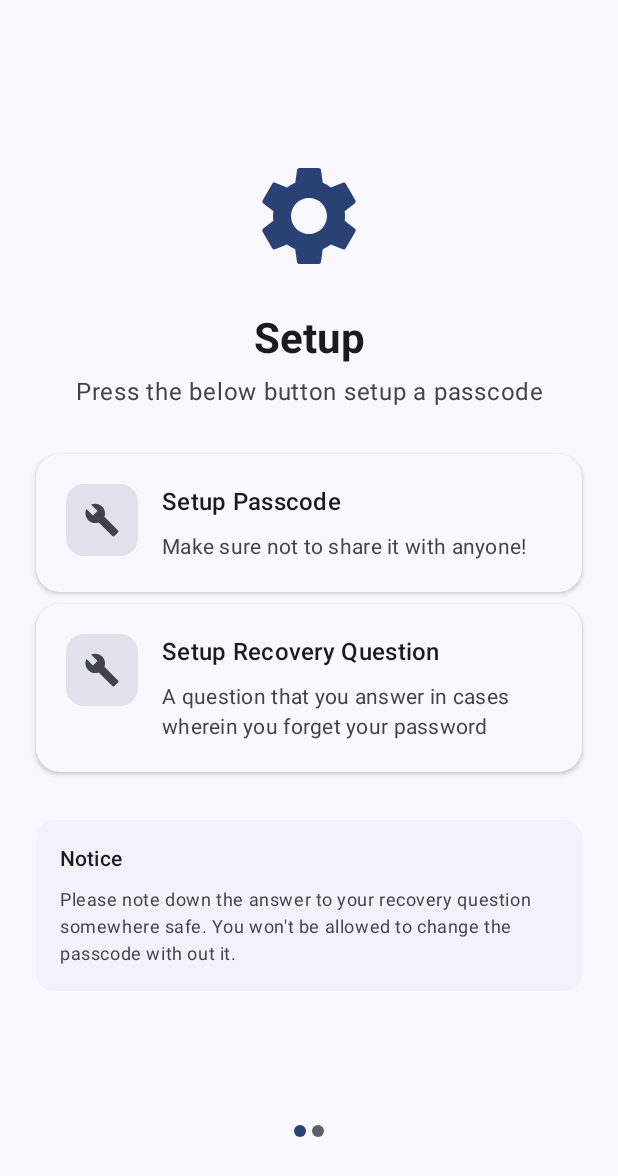
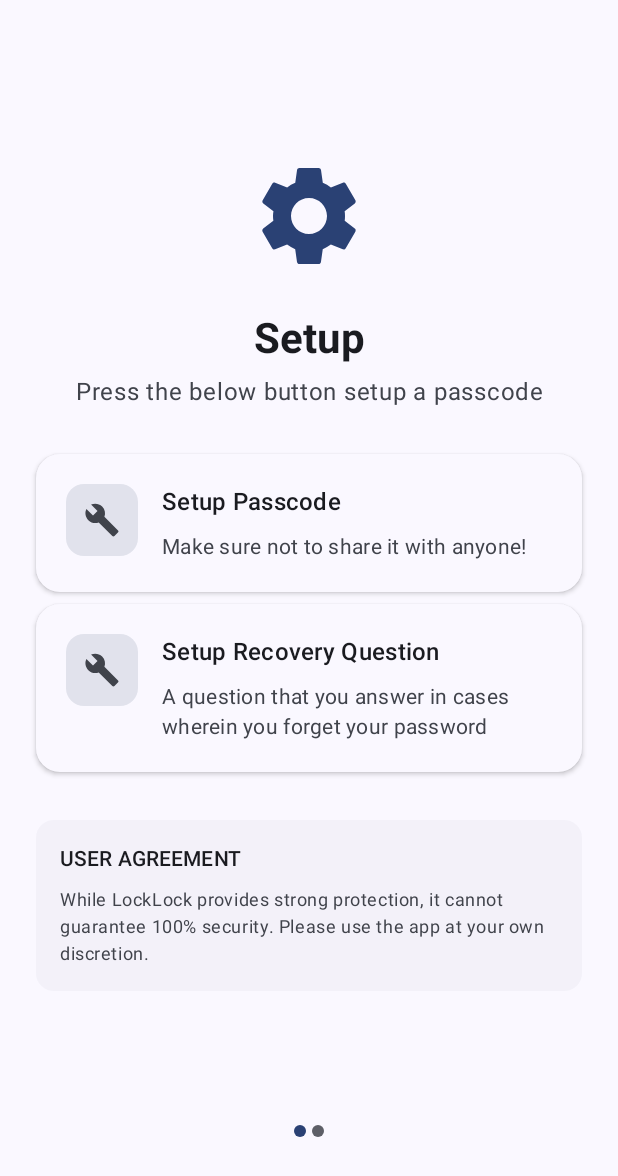
Before and after one commit to nethical6/LockLock, an Android app built with Jetpack Compose: the screen it shows after launch (MainActivity), on a phone screen of 412 x 824 dp. Shown: the top 1176 px of the screen. Run offline under Robolectric (Android 15) with nearby library versions, the phone set to English and light mode, and no system bars.

Commit message:
init project meta

```diff
--- a/app/src/main/java/nethical/locklock/screens/onboard/PermissionScreen.kt
+++ b/app/src/main/java/nethical/locklock/screens/onboard/PermissionScreen.kt
@@ -118,7 +118,7 @@ fun PermissionRequestScreen(
         PermissionCard(
             icon = Icons.Default.Build,
             title = "Accessibility Service",
-            description = "Allows the app to interact with other apps and system UI to provide enhanced automation and assistance features. This helps us deliver seamless user interactions and improve app functionality.",
+            description = "If you see ‘Restricted settings,’ please uninstall this app and reinstall it directly through the F-Droid app, instead of using an APK from any other source (including the F-Droid website).",
             isGranted = accessibilityGranted,
             onClick = {
                 openAccessibilityServiceScreen(context, AppLockerService::class.java)
@@ -131,7 +131,7 @@ fun PermissionRequestScreen(
         PermissionCard(
             icon = Icons.Default.Person,
             title = "Device Administrator",
-            description = "Enables advanced device management capabilities including screen lock, device wipe for security, and policy enforcement. This ensures your device remains secure and compliant with organizational requirements.",
+            description = "Required for anti-uninstall protection. Rest assured, granting this permission will not enable the feature automatically — it remains disabled until you manually activate it in the settings.",
             isGranted = deviceAdminGranted,
             onClick = {
                 openDeviceAdmin(context)
--- a/app/src/main/java/nethical/locklock/screens/onboard/SetupPinScreen.kt
+++ b/app/src/main/java/nethical/locklock/screens/onboard/SetupPinScreen.kt
@@ -181,14 +181,14 @@ fun PinSetupScreen(
                 modifier = Modifier.padding(16.dp)
             ) {
                 Text(
-                    text = "Notice",
+                    text = "USER AGREEMENT",
                     style = MaterialTheme.typography.titleSmall,
                     fontWeight = FontWeight.SemiBold,
                     color = MaterialTheme.colorScheme.onSurface
                 )
                 Spacer(modifier = Modifier.height(8.dp))
                 Text(
-                    text = "Please note down the answer to your recovery question somewhere safe. You won't be allowed to change the passcode with out it.",
+                    text = "While LockLock provides strong protection, it cannot guarantee 100% security. Please use the app at your own discretion.",
                     style = MaterialTheme.typography.bodySmall,
                     color = MaterialTheme.colorScheme.onSurfaceVariant,
                     lineHeight = 18.sp
```
Also changed, not shown: 1 other file.
